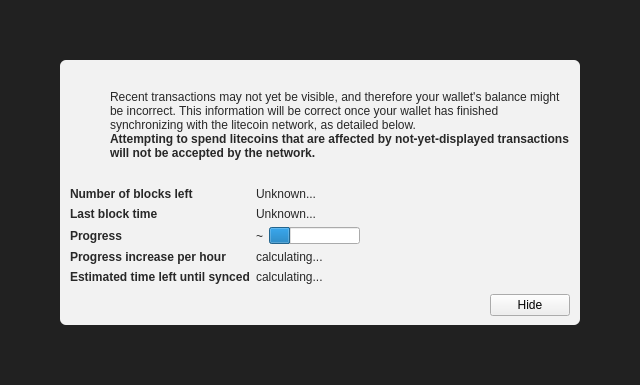
This is mimicoin24/src/qt/forms/modaloverlay.ui in slavo3dev/mimicoin24 as Qt 5 draws it before an edit. The edited form follows.
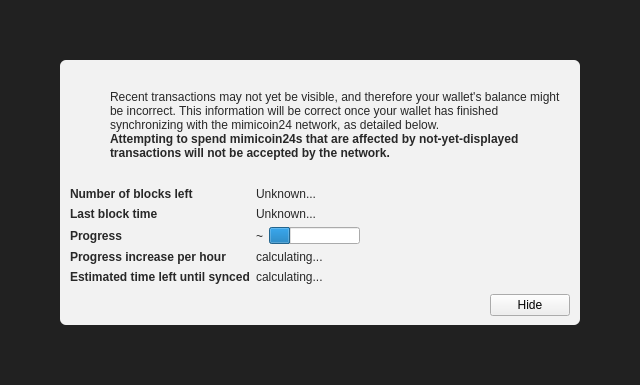
This is the edited form. Icons and pictures are not drawn. Custom widgets are drawn as their Qt base class.

```diff
--- a/mimicoin24/src/qt/forms/modaloverlay.ui
+++ b/mimicoin24/src/qt/forms/modaloverlay.ui
@@ -130,7 +130,7 @@
              <item>
               <widget class="QLabel" name="infoText">
                <property name="text">
-                <string>Recent transactions may not yet be visible, and therefore your wallet's balance might be incorrect. This information will be correct once your wallet has finished synchronizing with the litecoin network, as detailed below.</string>
+                <string>Recent transactions may not yet be visible, and therefore your wallet's balance might be incorrect. This information will be correct once your wallet has finished synchronizing with the mimicoin24 network, as detailed below.</string>
                </property>
                <property name="textFormat">
                 <enum>Qt::RichText</enum>
@@ -149,7 +149,7 @@
                 </font>
                </property>
                <property name="text">
-                <string>Attempting to spend litecoins that are affected by not-yet-displayed transactions will not be accepted by the network.</string>
+                <string>Attempting to spend mimicoin24s that are affected by not-yet-displayed transactions will not be accepted by the network.</string>
                </property>
                <property name="textFormat">
                 <enum>Qt::RichText</enum>
```
